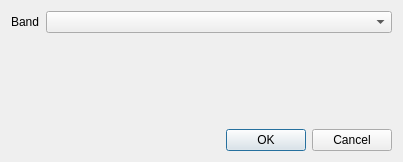
First picture: the form in tGis.App/RasterGrayScaleLayerPropertyDialog.ui, repository lidar-nevermore/tGis, before the edit.
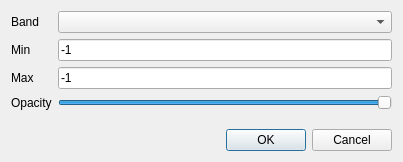
Second picture: the form after the edit.

Commit message: 增加了RasterGrayScaleLayer图层属性窗口，用于调整透明度，叠加提取效果

Patch:
```diff
--- a/tGis.App/RasterGrayScaleLayerPropertyDialog.ui
+++ b/tGis.App/RasterGrayScaleLayerPropertyDialog.ui
@@ -26,6 +26,54 @@
      <item row="0" column="1">
       <widget class="QComboBox" name="cboBand"/>
      </item>
+     <item row="1" column="0">
+      <widget class="QLabel" name="label_2">
+       <property name="text">
+        <string notr="true">Min</string>
+       </property>
+      </widget>
+     </item>
+     <item row="1" column="1">
+      <widget class="QLineEdit" name="leMin">
+       <property name="text">
+        <string>-1</string>
+       </property>
+      </widget>
+     </item>
+     <item row="2" column="0">
+      <widget class="QLabel" name="label_3">
+       <property name="text">
+        <string notr="true">Max</string>
+       </property>
+      </widget>
+     </item>
+     <item row="2" column="1">
+      <widget class="QLineEdit" name="leMax">
+       <property name="text">
+        <string>-1</string>
+       </property>
+      </widget>
+     </item>
+     <item row="3" column="0">
+      <widget class="QLabel" name="label_4">
+       <property name="text">
+        <string notr="true">Opacity</string>
+       </property>
+      </widget>
+     </item>
+     <item row="3" column="1">
+      <widget class="QSlider" name="sdOpacity">
+       <property name="maximum">
+        <number>255</number>
+       </property>
+       <property name="value">
+        <number>255</number>
+       </property>
+       <property name="orientation">
+        <enum>Qt::Horizontal</enum>
+       </property>
+      </widget>
+     </item>
     </layout>
    </item>
    <item>
```
The commit also changes 13 other files.
